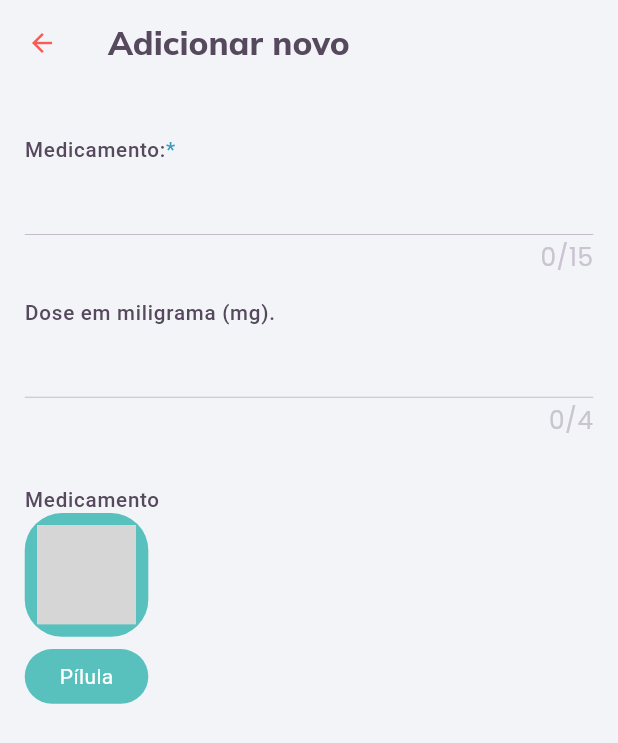
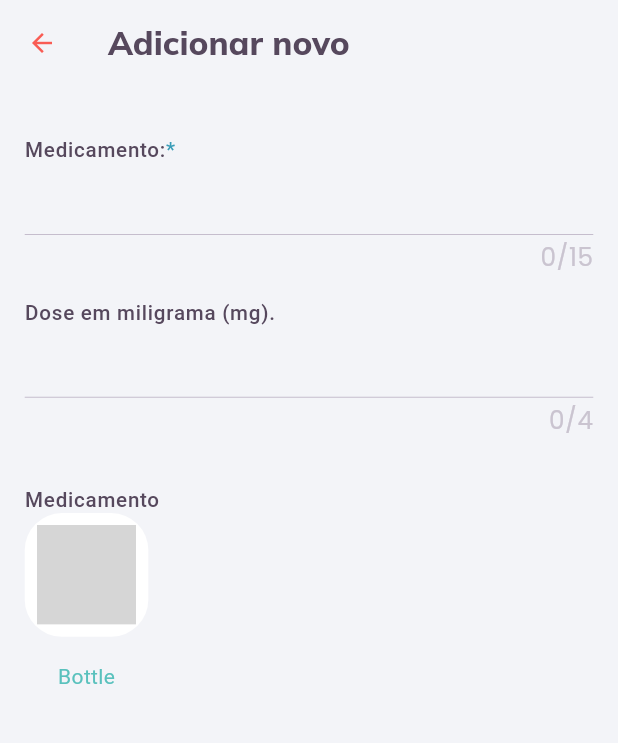
Before and after one commit to celiorodriguesvieira/dose_certa, a Flutter app: the NewEntryPage screen opened directly, on a phone screen of 412 x 824 dp. Shown: the top 743 px of the screen. Run offline on Flutter 3.47's test engine with Material 3 defaults, Android fonts, the phone set to English and light mode, and no system bars; our stand-ins replace flutter_svg, google_fonts, sizer; grey boxes are pictures that could not be loaded.

Commit message:
It has been implemented widget carousel

```diff
--- /dev/null
+++ b/lib/models/medicine_type.dart
@@ -0,0 +1 @@
+enum MedicineType { bottle, pill, syringe, tablet, none }
--- a/lib/pages/new_entry/new_entry_page.dart
+++ b/lib/pages/new_entry/new_entry_page.dart
@@ -2,6 +2,8 @@ import 'package:flutter/material.dart';
 import 'package:flutter_svg/flutter_svg.dart';
 import 'package:scheduler_medical/constants.dart';
 import 'package:sizer/sizer.dart';
+
+import '../../models/medicine_type.dart';
 
 class NewEntryPage extends StatefulWidget {
   const NewEntryPage({super.key});
@@ -76,8 +78,21 @@ class _NewEntryPageState extends State<NewEntryPage> {
               height: 2.h,
             ),
             const PanelTitle(title: 'Medicamento', isRequerid: false),
-            Row(
-              children: [MedicineTypeColumn()],
+            StreamBuilder(
+              builder: (context, snapshop) {
+                return Row(
+                  children: [
+                    MedicineTypeColumn(
+                      medicineType: MedicineType.bottle,
+                      name: 'Bottle',
+                      iconValue: 'assets/icons/white/bottle.svg',
+                      isSelected:
+                          snapshop.data == MedicineType.bottle ? true : false,
+                    ),
+                  ],
+                );
+              },
+              stream: null,
             ),
           ],
         ),
@@ -87,43 +102,63 @@ class _NewEntryPageState extends State<NewEntryPage> {
 }
 
 class MedicineTypeColumn extends StatelessWidget {
-  const MedicineTypeColumn({super.key});
+  const MedicineTypeColumn(
+      {super.key,
+      required this.medicineType,
+      required this.name,
+      required this.iconValue,
+      required this.isSelected});
+  final MedicineType medicineType;
+  final String name;
+  final String iconValue;
+  final bool isSelected;
 
   @override
   Widget build(BuildContext context) {
-    return Column(
+    return GestureDetector(
+      onTap: () {
+        //select medicine type
+      },
+      child: Column(
         children: [
           Container(
             width: 20.w,
             height: 10.h,
             decoration: BoxDecoration(
-              borderRadius: BorderRadius.circular(3.h), color: kOtherColor),
+                borderRadius: BorderRadius.circular(3.h),
+                color: isSelected ? kOtherColor : Colors.white),
             child: Padding(
               padding: EdgeInsets.all(1.h),
-            child: SvgPicture.asset('assets/icons/white/pills.svg'),
+              child: SvgPicture.asset(
+                iconValue,
+                color: isSelected ? Colors.white : kOtherColor,
+              ),
             ),
           ),
           Padding(
             padding: EdgeInsets.only(top: 1.h),
             child: Container(
               width: 20.w,
+              height: 4.h,
               alignment: Alignment.center,
               decoration: BoxDecoration(
                 borderRadius: BorderRadius.circular(20),
-              color: kOtherColor,
+                color: isSelected ? kOtherColor : Colors.transparent,
               ),
               child: Padding(
                 padding: EdgeInsets.all(1.h),
                 child: Center(
                   child: Text(
-                  'Pílula',
-                  style: Theme.of(context).textTheme.bodyMedium,
+                    name,
+                    style: Theme.of(context).textTheme.bodyMedium!.copyWith(
+                        color: isSelected ? Colors.white : kOtherColor),
                   ),
                 ),
               ),
             ),
           ),
         ],
+      ),
     );
   }
 }
```
Lines whose indentation alone changed are shown as unchanged.
